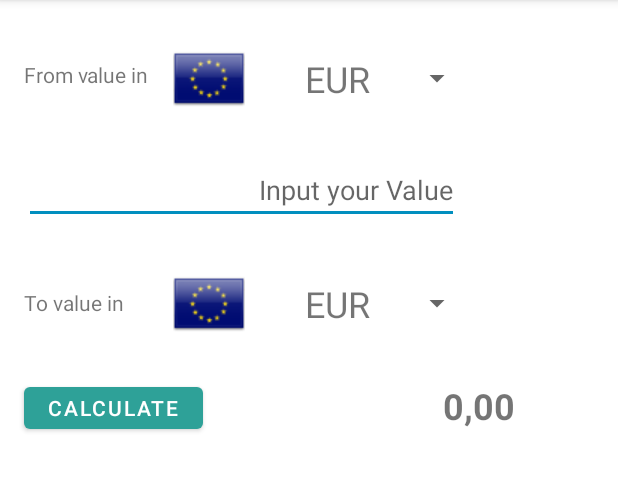
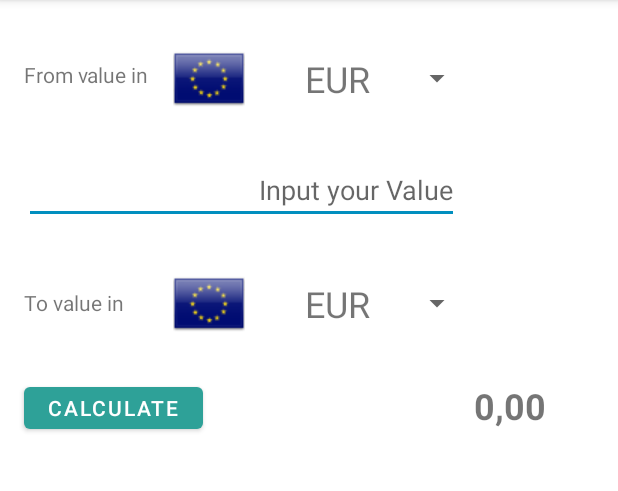
Before and after one commit to bircni/CurrencyConverter, an Android app: the screen it shows after launch (MainActivity), on a phone screen of 412 x 824 dp, the part 84-575 px from its top. Run offline under Robolectric (Android 15) with nearby library versions, the phone set to English and light mode, and no system bars.

Commit message:
minor improvements

```diff
--- a/app/src/main/res/layout-land/activity_main.xml
+++ b/app/src/main/res/layout-land/activity_main.xml
@@ -56,7 +56,8 @@
         android:inputType="numberDecimal"
         android:textAlignment="textEnd"
         app:layout_constraintStart_toEndOf="@+id/from_value"
-        app:layout_constraintTop_toTopOf="parent" />
+        app:layout_constraintTop_toTopOf="parent"
+        android:autofillHints="@string/input_value" />
 
     <Button
         android:id="@+id/button"
@@ -71,12 +72,13 @@
 
     <TextView
         android:id="@+id/Converted"
-        android:layout_width="89dp"
-        android:layout_height="40dp"
+        android:layout_width="wrap_content"
+        android:layout_height="wrap_content"
         android:layout_marginStart="24dp"
         android:layout_marginTop="32dp"
         android:allowUndo="false"
         android:clickable="false"
+        android:maxWidth="210dp"
         android:text="@string/zero"
         android:textAlignment="center"
         android:textSize="24sp"
--- a/app/src/main/res/layout/activity_main.xml
+++ b/app/src/main/res/layout/activity_main.xml
@@ -72,12 +72,13 @@
 
     <TextView
         android:id="@+id/Converted"
-        android:layout_width="89dp"
-        android:layout_height="40dp"
+        android:layout_width="wrap_content"
+        android:layout_height="wrap_content"
         android:layout_marginTop="32dp"
         android:layout_marginEnd="48dp"
         android:allowUndo="false"
         android:clickable="false"
+        android:maxWidth="210dp"
         android:text="@string/zero"
         android:textAlignment="center"
         android:textSize="24sp"
```
